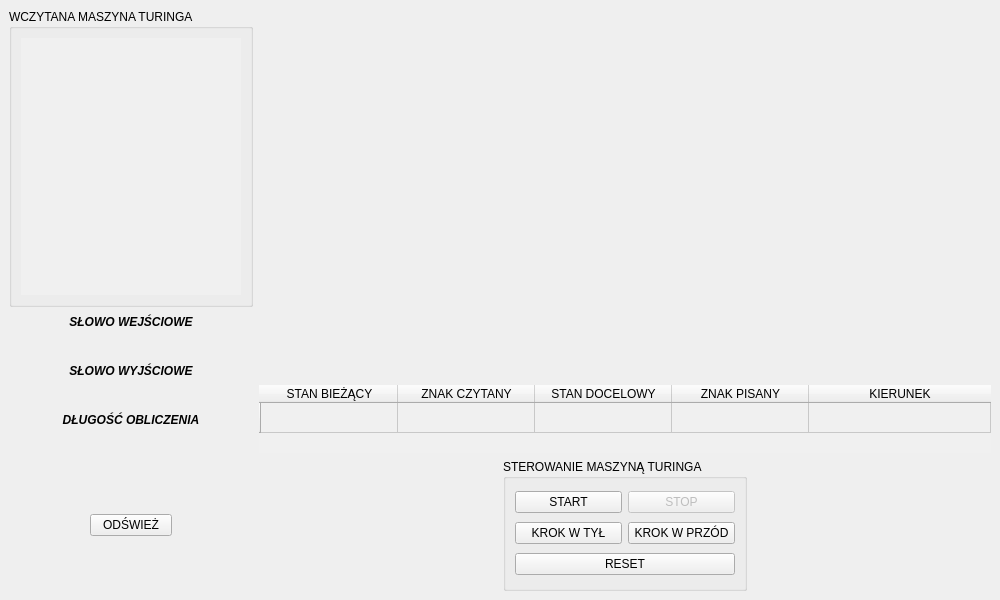
Old version of the form form.ui in the repository MichSosnowski/Deterministic_Turing_Machine.
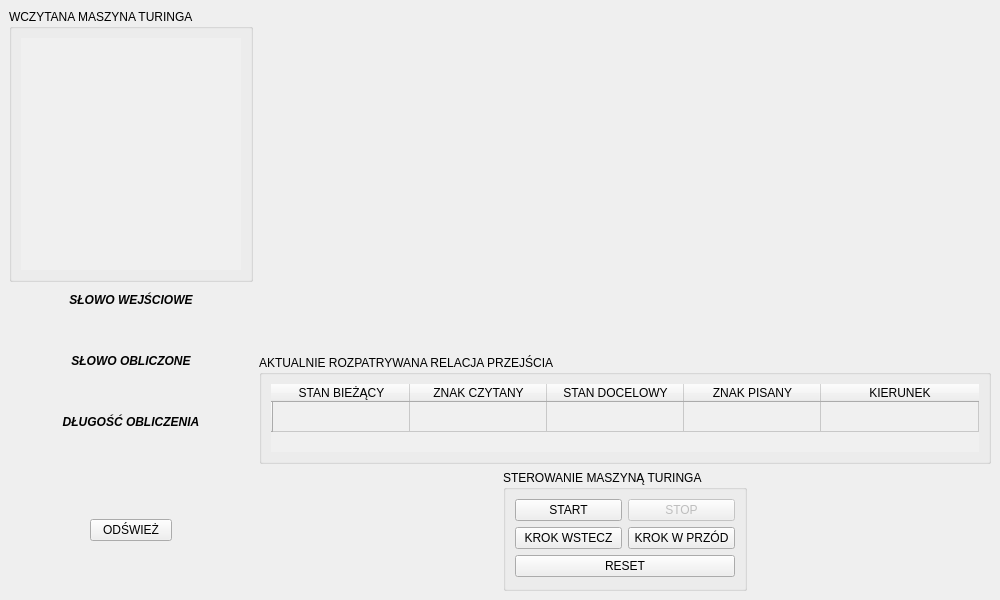
New version of the form.

```diff
--- a/form.ui
+++ b/form.ui
@@ -72,7 +72,7 @@
          <item row="2" column="0">
           <widget class="QPushButton" name="step_backward_button">
            <property name="text">
-            <string>KROK W TYŁ</string>
+            <string>KROK WSTECZ</string>
            </property>
           </widget>
          </item>
@@ -189,7 +189,7 @@
          </font>
         </property>
         <property name="text">
-         <string>SŁOWO WYJŚCIOWE</string>
+         <string>SŁOWO OBLICZONE</string>
         </property>
         <property name="alignment">
          <set>Qt::AlignCenter</set>
@@ -242,6 +242,15 @@
      </widget>
     </item>
     <item row="5" column="1">
+     <widget class="QGroupBox" name="groupBox_3">
+      <property name="title">
+       <string>AKTUALNIE ROZPATRYWANA RELACJA PRZEJŚCIA</string>
+      </property>
+      <property name="flat">
+       <bool>false</bool>
+      </property>
+      <layout class="QVBoxLayout" name="verticalLayout">
+       <item>
      <widget class="QTableWidget" name="tape_state_table">
       <property name="focusPolicy">
        <enum>Qt::NoFocus</enum>
@@ -306,6 +315,9 @@
         <string>KIERUNEK</string>
        </property>
       </column>
+        </widget>
+       </item>
+      </layout>
      </widget>
     </item>
    </layout>
```
Lines whose indentation alone changed are shown as unchanged.
